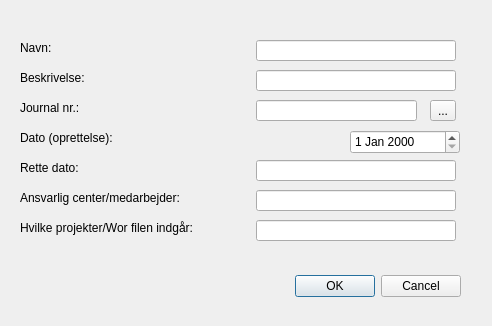
First picture: the form in src/MetadataFunctionality/metadata_functionality_dialog_base.ui, repository Septima/qgis-metadatafunctionality, before the edit.
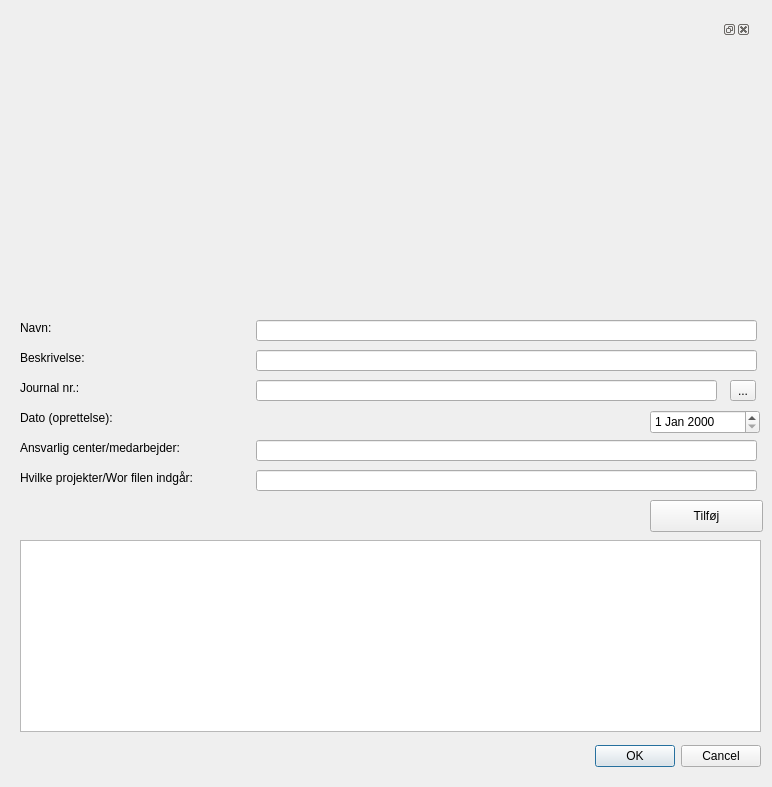
Second picture: the form after the edit.

```diff
--- a/src/MetadataFunctionality/metadata_functionality_dialog_base.ui
+++ b/src/MetadataFunctionality/metadata_functionality_dialog_base.ui
@@ -6,8 +6,8 @@
    <rect>
     <x>0</x>
     <y>0</y>
-    <width>492</width>
-    <height>326</height>
+    <width>772</width>
+    <height>787</height>
    </rect>
   </property>
   <property name="windowTitle">
@@ -16,8 +16,8 @@
   <widget class="QDialogButtonBox" name="buttonBox">
    <property name="geometry">
     <rect>
-     <x>120</x>
-     <y>270</y>
+     <x>420</x>
+     <y>740</y>
      <width>341</width>
      <height>32</height>
     </rect>
@@ -33,8 +33,8 @@
    <property name="geometry">
     <rect>
      <x>256</x>
-     <y>40</y>
-     <width>200</width>
+     <y>320</y>
+     <width>501</width>
      <height>21</height>
     </rect>
    </property>
@@ -43,7 +43,7 @@
    <property name="geometry">
     <rect>
      <x>20</x>
-     <y>40</y>
+     <y>320</y>
      <width>59</width>
      <height>16</height>
     </rect>
@@ -62,7 +62,7 @@
    <property name="geometry">
     <rect>
      <x>20</x>
-     <y>70</y>
+     <y>350</y>
      <width>81</width>
      <height>16</height>
     </rect>
@@ -75,8 +75,8 @@
    <property name="geometry">
     <rect>
      <x>256</x>
-     <y>70</y>
-     <width>200</width>
+     <y>350</y>
+     <width>501</width>
      <height>21</height>
     </rect>
    </property>
@@ -85,7 +85,7 @@
    <property name="geometry">
     <rect>
      <x>20</x>
-     <y>100</y>
+     <y>380</y>
      <width>81</width>
      <height>16</height>
     </rect>
@@ -98,8 +98,8 @@
    <property name="geometry">
     <rect>
      <x>256</x>
-     <y>100</y>
-     <width>161</width>
+     <y>380</y>
+     <width>461</width>
      <height>21</height>
     </rect>
    </property>
@@ -108,7 +108,7 @@
    <property name="geometry">
     <rect>
      <x>20</x>
-     <y>130</y>
+     <y>410</y>
      <width>131</width>
      <height>16</height>
     </rect>
@@ -117,24 +117,11 @@
     <string>Dato (oprettelse):</string>
    </property>
   </widget>
-  <widget class="QLabel" name="label_5">
-   <property name="geometry">
-    <rect>
-     <x>20</x>
-     <y>160</y>
-     <width>131</width>
-     <height>16</height>
-    </rect>
-   </property>
-   <property name="text">
-    <string>Rette dato:</string>
-   </property>
-  </widget>
   <widget class="QLabel" name="label_6">
    <property name="geometry">
     <rect>
      <x>20</x>
-     <y>190</y>
+     <y>440</y>
      <width>191</width>
      <height>16</height>
     </rect>
@@ -147,7 +134,7 @@
    <property name="geometry">
     <rect>
      <x>20</x>
-     <y>220</y>
+     <y>470</y>
      <width>221</width>
      <height>16</height>
     </rect>
@@ -156,21 +143,11 @@
     <string>Hvilke projekter/Wor filen indgår:</string>
    </property>
   </widget>
-  <widget class="QLineEdit" name="retteDatoEdit">
-   <property name="geometry">
-    <rect>
-     <x>256</x>
-     <y>160</y>
-     <width>200</width>
-     <height>21</height>
-    </rect>
-   </property>
-  </widget>
   <widget class="QToolButton" name="journalnrLookupBtn">
    <property name="geometry">
     <rect>
-     <x>430</x>
-     <y>100</y>
+     <x>730</x>
+     <y>380</y>
      <width>26</width>
      <height>21</height>
     </rect>
@@ -183,8 +160,8 @@
    <property name="geometry">
     <rect>
      <x>256</x>
-     <y>190</y>
-     <width>200</width>
+     <y>440</y>
+     <width>501</width>
      <height>21</height>
     </rect>
    </property>
@@ -193,8 +170,8 @@
    <property name="geometry">
     <rect>
      <x>256</x>
-     <y>220</y>
-     <width>200</width>
+     <y>470</y>
+     <width>501</width>
      <height>21</height>
     </rect>
    </property>
@@ -202,13 +179,50 @@
   <widget class="QDateEdit" name="datoEdit">
    <property name="geometry">
     <rect>
-     <x>350</x>
-     <y>130</y>
+     <x>650</x>
+     <y>410</y>
      <width>110</width>
      <height>24</height>
     </rect>
    </property>
   </widget>
+  <widget class="QTableView" name="tableView">
+   <property name="geometry">
+    <rect>
+     <x>20</x>
+     <y>540</y>
+     <width>741</width>
+     <height>192</height>
+    </rect>
+   </property>
+  </widget>
+  <widget class="QDockWidget" name="treeDock">
+   <property name="geometry">
+    <rect>
+     <x>20</x>
+     <y>20</y>
+     <width>731</width>
+     <height>281</height>
+    </rect>
+   </property>
+   <property name="autoFillBackground">
+    <bool>false</bool>
+   </property>
+   <widget class="QWidget" name="dockWidgetContents"/>
+  </widget>
+  <widget class="QPushButton" name="pushButton">
+   <property name="geometry">
+    <rect>
+     <x>650</x>
+     <y>500</y>
+     <width>113</width>
+     <height>32</height>
+    </rect>
+   </property>
+   <property name="text">
+    <string>Tilføj</string>
+   </property>
+  </widget>
  </widget>
  <resources/>
  <connections>
```
